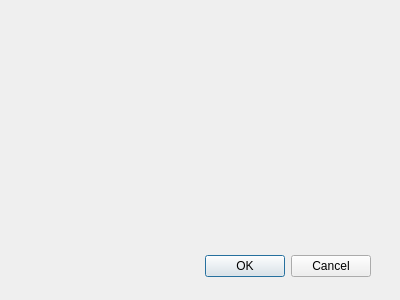
martin-kudlicka/crypto-miner, file source/miningunitdialog.ui: the form before one commit.
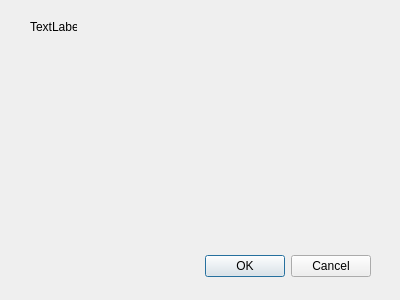
The form after the commit.

Commit message: + name in miner unit dialog

Diff of the .ui file:
```diff
--- a/source/miningunitdialog.ui
+++ b/source/miningunitdialog.ui
@@ -60,6 +60,19 @@
     </item>
    </layout>
   </widget>
+  <widget class="QLabel" name="name">
+   <property name="geometry">
+    <rect>
+     <x>30</x>
+     <y>20</y>
+     <width>47</width>
+     <height>13</height>
+    </rect>
+   </property>
+   <property name="text">
+    <string>TextLabel</string>
+   </property>
+  </widget>
  </widget>
  <pixmapfunction></pixmapfunction>
  <resources/>
```
Left out of the diff: 32 changed lines with no effect on the pictures. The commit also changes 5 other files.
